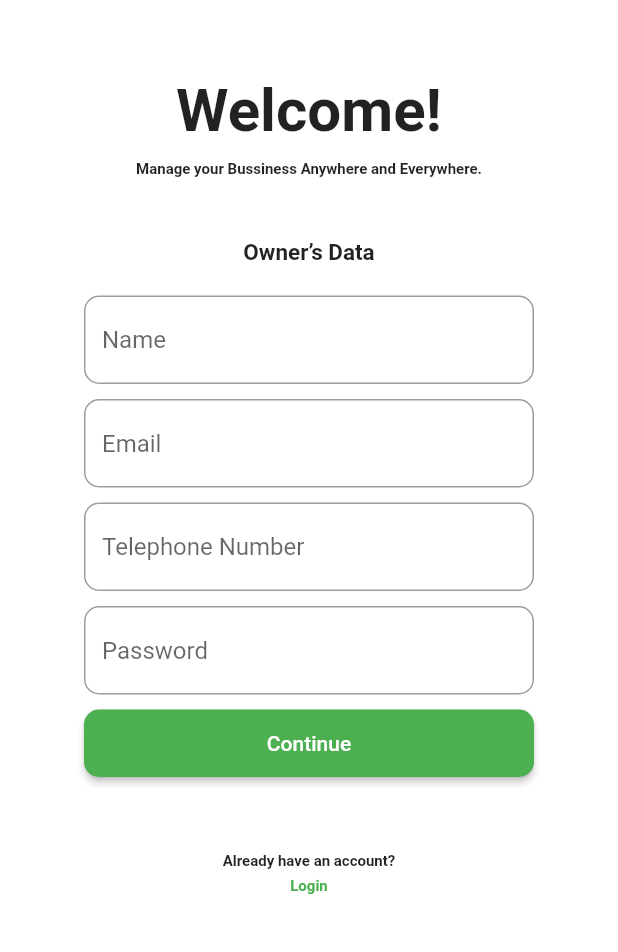
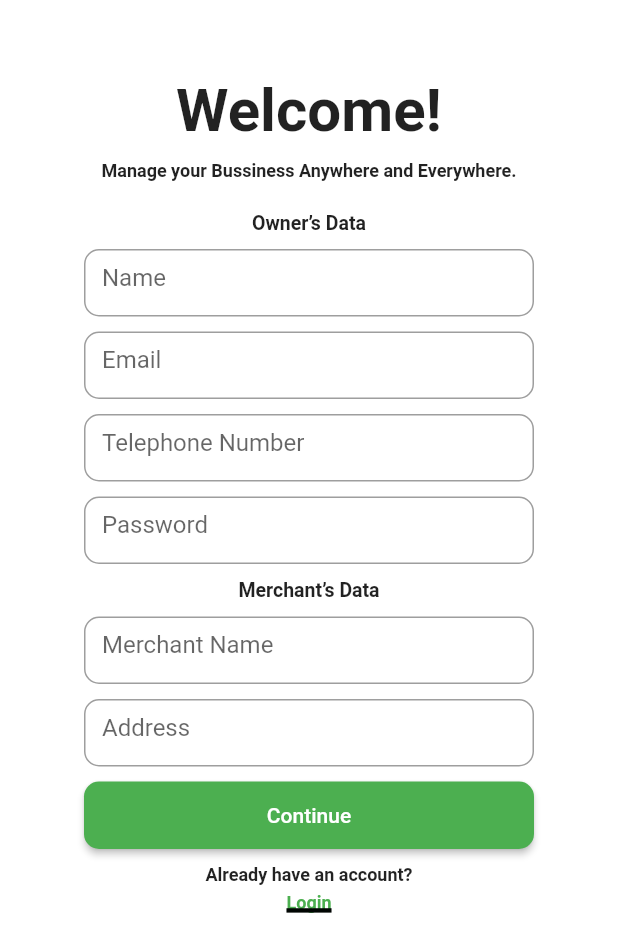
Before and after one commit to Lejhat-Bergijhi/veggytably-merchant, a Flutter app: the screen it shows after launch, on a phone screen of 412 x 824 dp. Shown: the top 952 px of the screen. Run offline on Flutter 3.47's test engine with Material 2 defaults, Android fonts, the phone set to English and light mode, and no system bars; our stand-ins replace flutter_secure_storage, get.

Commit message:
Nge fix in signup page

```diff
--- a/lib/main.dart
+++ b/lib/main.dart
@@ -3,7 +3,6 @@ import 'package:get/get_navigation/src/root/get_material_app.dart';
 import 'views/login_page.dart';
 import 'views/signup_page.dart';
 import 'views/home_page.dart';
-import 'views/signup_page_2.dart';
 
 void main() {
   runApp(const MainApp());
--- a/lib/views/signup_page.dart
+++ b/lib/views/signup_page.dart
@@ -34,21 +34,22 @@ class _SignUpPageState extends State<SignUpPage> {
             // Text: Powered by Vegytably
             Text('Manage your Bussiness Anywhere and Everywhere.',
                 style: TextStyle(
-                  fontSize: 10,
-                  fontWeight: FontWeight.bold,
-                )),
-            SizedBox(height: 40),
-
-            Text('Owner’s Data',
-                style: TextStyle(
-                  fontSize: 15,
+                  fontSize: 12,
                   fontWeight: FontWeight.bold,
                 )),
             SizedBox(height: 20),
 
+            Text('Owner’s Data',
+                style: TextStyle(
+                  fontSize: 13,
+                  fontWeight: FontWeight.bold,
+                )),
+            SizedBox(height: 10),
+
             //Input nama
             Container(
               width: 300,
+              height: 45,
               child: TextField(
                 controller: signUpController.usernameController,
                 decoration: InputDecoration(
@@ -64,6 +65,7 @@ class _SignUpPageState extends State<SignUpPage> {
             // Input Email or Telephone Number
             Container(
               width: 300,
+              height: 45,
               child: TextField(
                 controller: signUpController.emailController,
                 decoration: InputDecoration(
@@ -79,6 +81,7 @@ class _SignUpPageState extends State<SignUpPage> {
             //input no telp
             Container(
               width: 300,
+              height: 45,
               child: TextField(
                 decoration: InputDecoration(
                   hintText: 'Telephone Number',
@@ -93,6 +96,7 @@ class _SignUpPageState extends State<SignUpPage> {
             // Input Password
             Container(
               width: 300,
+              height: 45,
               child: TextField(
                 controller: signUpController.passwordController,
                 decoration: InputDecoration(
@@ -104,6 +108,42 @@ class _SignUpPageState extends State<SignUpPage> {
               ),
             ),
             SizedBox(height: 10),
+
+            Text('Merchant’s Data',
+              style: TextStyle(
+                fontSize: 13,
+                fontWeight: FontWeight.bold,
+                )
+              ),
+            SizedBox(height: 10),
+
+            Container(
+                  width: 300,
+                  height: 45,
+                  child: TextField(
+                    decoration: InputDecoration(
+                      hintText: 'Merchant Name',
+                      border: OutlineInputBorder(
+                        borderRadius: BorderRadius.circular(10),
+                      ),
+                    ),
+                  ),
+                ),
+                SizedBox(height: 10),
+
+            Container(
+                  width: 300,
+                  height: 45,
+                  child: TextField(
+                    decoration: InputDecoration(
+                      hintText: 'Address',
+                      border: OutlineInputBorder(
+                        borderRadius: BorderRadius.circular(10),
+                      ),
+                    ),
+                  ),
+                ),
+                SizedBox(height: 10),
 
             // Login button
             Container(
@@ -122,13 +162,13 @@ class _SignUpPageState extends State<SignUpPage> {
                 ),
               ),
             ),
-            SizedBox(height: 50),
+            SizedBox(height: 10),
 
             // Text: Don't have an account?
             Text(
               'Already have an account?',
               style: TextStyle(
-                fontSize: 10,
+                fontSize: 12,
                 fontWeight: FontWeight.bold,
               ),
             ),
@@ -138,7 +178,10 @@ class _SignUpPageState extends State<SignUpPage> {
             Text(
               'Login',
               style: TextStyle(
-                fontSize: 10,
+                fontSize: 12,
+                decoration: TextDecoration.underline,
+                decorationThickness: 5,
+                decorationColor: Color.fromARGB(255, 1, 6, 3),
                 fontWeight: FontWeight.bold,
                 color: Colors.green,
               ),
```
Also changed, not shown: lib/views/signup_page_2.dart (deleted, +0 -123 lines), flutter_01.png (added).
